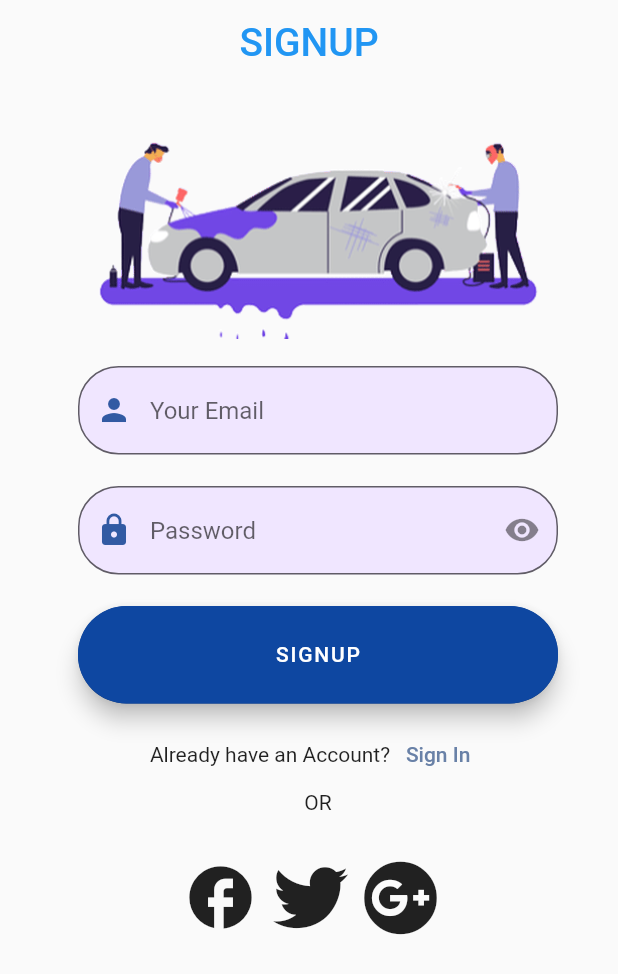
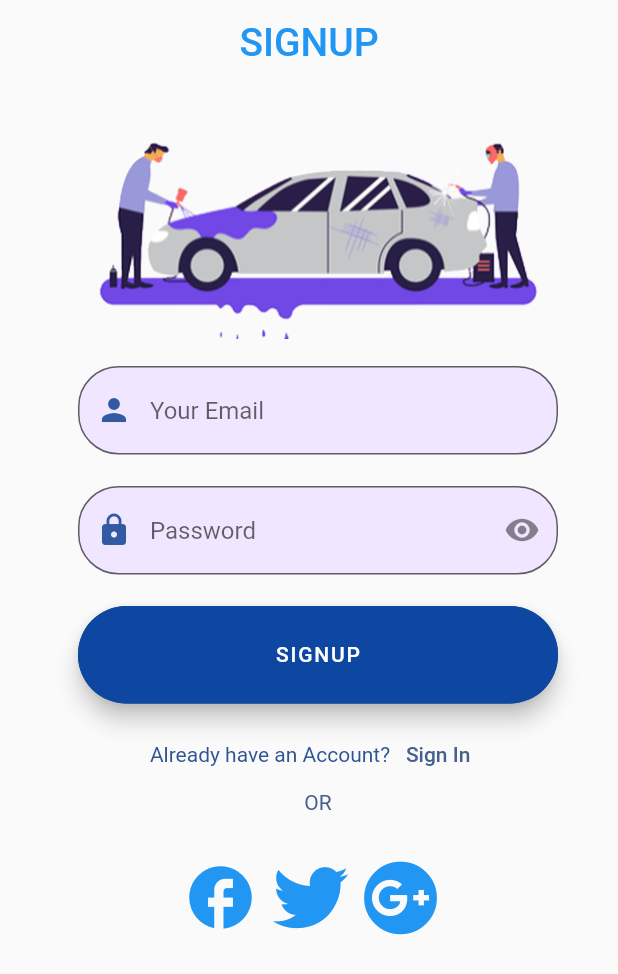
Before and after one commit to mawais38/Taxx, a Flutter app: the screen it shows after launch, on a phone screen of 412 x 824 dp. Shown: the top 974 px of the screen. Run offline on Flutter 3.47's test engine with Material 2 defaults, Android fonts, the light colour scheme and no system bars; our stand-ins replace bloc, dio, equatable, fluro, flutter_bloc, flutter_secure_storage and 2 more.

Commit message:
Signup UI..

```diff
--- a/lib/screens/login/login_form.dart
+++ b/lib/screens/login/login_form.dart
@@ -43,6 +43,7 @@ class _LoginFormState extends State<LoginForm> {
         builder: (context, state) {
           return Padding(
             padding: const EdgeInsets.only(left: 12),
+            child: SingleChildScrollView(
               child: Column(
                 children: [
                   // Text("sdfdsf", style: TextStyle(fontSize: 30),),
@@ -124,17 +125,17 @@ class _LoginFormState extends State<LoginForm> {
                   Row(
                     mainAxisAlignment: MainAxisAlignment.center,
                     children: [
-                    const Text("Already have an Account?"),
+                      const Text("Already have an Account?", style: TextStyle(color: Color(0xff2E5493)),),
                       TextButton(
                         style: TextButton.styleFrom(
                           primary: const Color(0xff6981a7),
                         ),
                         onPressed: () {},
-                      child: const Text('Sign In'),
+                        child: const Text('Sign In', style: TextStyle(color: Color(0xff46608E)),),
                       )
                     ],
                   ),
-                const Text("OR"),
+                  const Text('OR', style: TextStyle(color: Color(0xff46608E)),),
                   const SizedBox(
                     height: 30,
                   ),
@@ -144,6 +145,8 @@ class _LoginFormState extends State<LoginForm> {
                       Icon(
                         Icons.facebook_rounded,
                         size: 50,
+                        color: Colors.blue,
+
                       ),
                       SizedBox(
                         width: 10,
@@ -151,6 +154,7 @@ class _LoginFormState extends State<LoginForm> {
                       Icon(
                         FontAwesomeIcons.twitter,
                         size: 50,
+                        color: Colors.blue,
                       ),
                       SizedBox(
                         width: 10,
@@ -158,6 +162,7 @@ class _LoginFormState extends State<LoginForm> {
                       Icon(
                         FontAwesomeIcons.googlePlus,
                         size: 50,
+                        color: Colors.blue,
                       ),
                       SizedBox(
                         width: 10,
@@ -166,6 +171,7 @@ class _LoginFormState extends State<LoginForm> {
                   )
                 ],
               ),
+            ),
           );
         },
       ),
```
Lines whose indentation alone changed are shown as unchanged.
